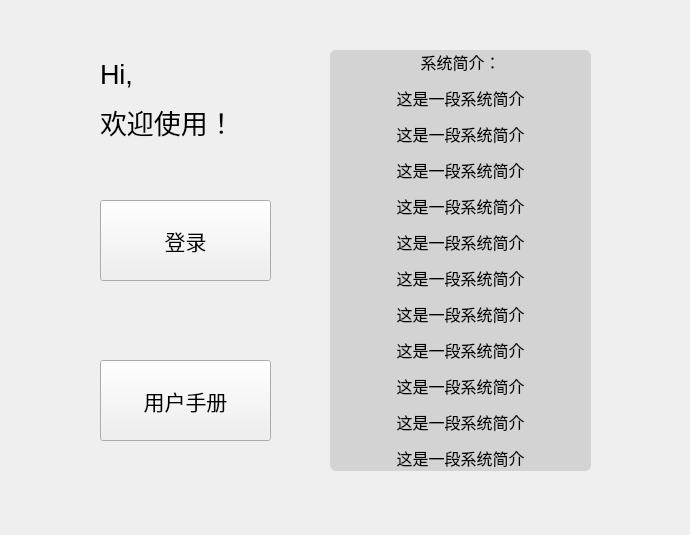
This is ZooFence_Pi/introduce.ui in Isabella98Liu/ZooFence_RaspberryPi as Qt 5 draws it before an edit. The edited form follows.
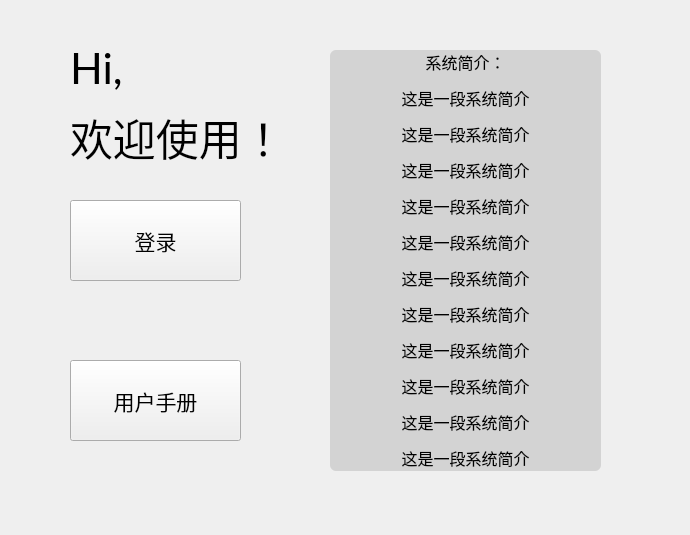
This is the edited form. Icons and pictures are not drawn.

The edit to the form file:
```diff
--- a/ZooFence_Pi/introduce.ui
+++ b/ZooFence_Pi/introduce.ui
@@ -21,7 +21,7 @@
   <widget class="QPushButton" name="pushButton">
    <property name="geometry">
     <rect>
-     <x>100</x>
+     <x>70</x>
      <y>200</y>
      <width>171</width>
      <height>81</height>
@@ -45,15 +45,16 @@
   <widget class="QLabel" name="label">
    <property name="geometry">
     <rect>
-     <x>100</x>
-     <y>40</y>
-     <width>161</width>
-     <height>121</height>
+     <x>70</x>
+     <y>20</y>
+     <width>211</width>
+     <height>171</height>
     </rect>
    </property>
    <property name="font">
     <font>
-     <pointsize>20</pointsize>
+     <family>Lato</family>
+     <pointsize>32</pointsize>
     </font>
    </property>
    <property name="text">
@@ -63,7 +64,7 @@
   <widget class="QPushButton" name="pushButton_2">
    <property name="geometry">
     <rect>
-     <x>100</x>
+     <x>70</x>
      <y>360</y>
      <width>171</width>
      <height>81</height>
@@ -83,7 +84,7 @@
     <rect>
      <x>330</x>
      <y>50</y>
-     <width>261</width>
+     <width>271</width>
      <height>421</height>
     </rect>
    </property>
```
